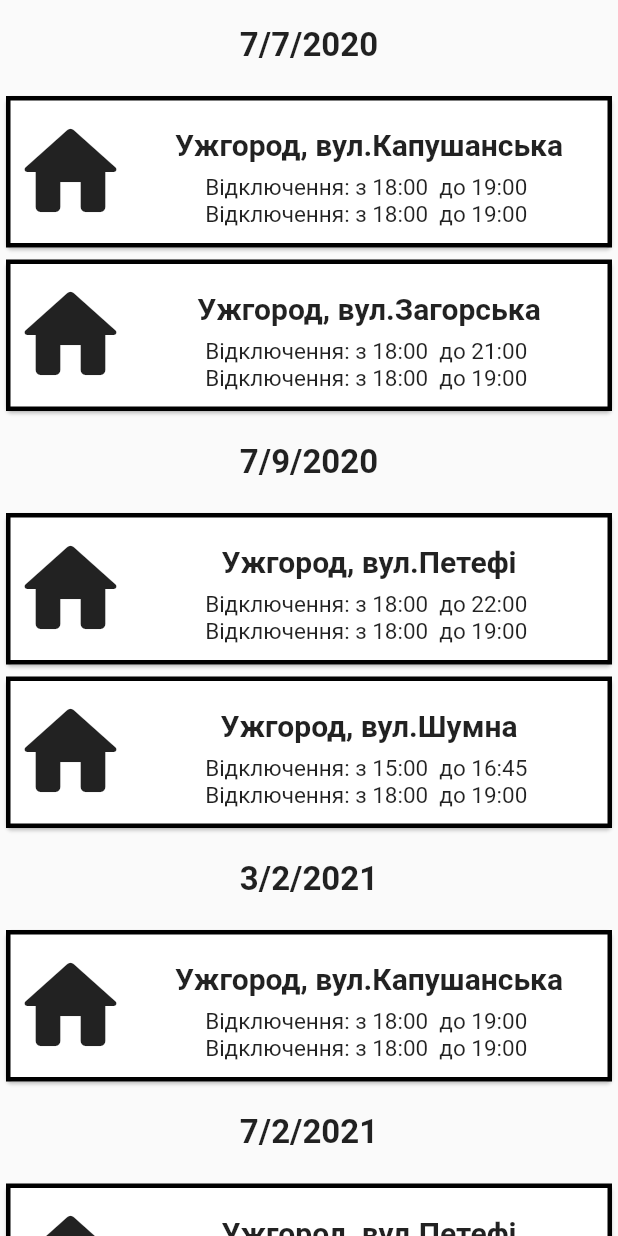
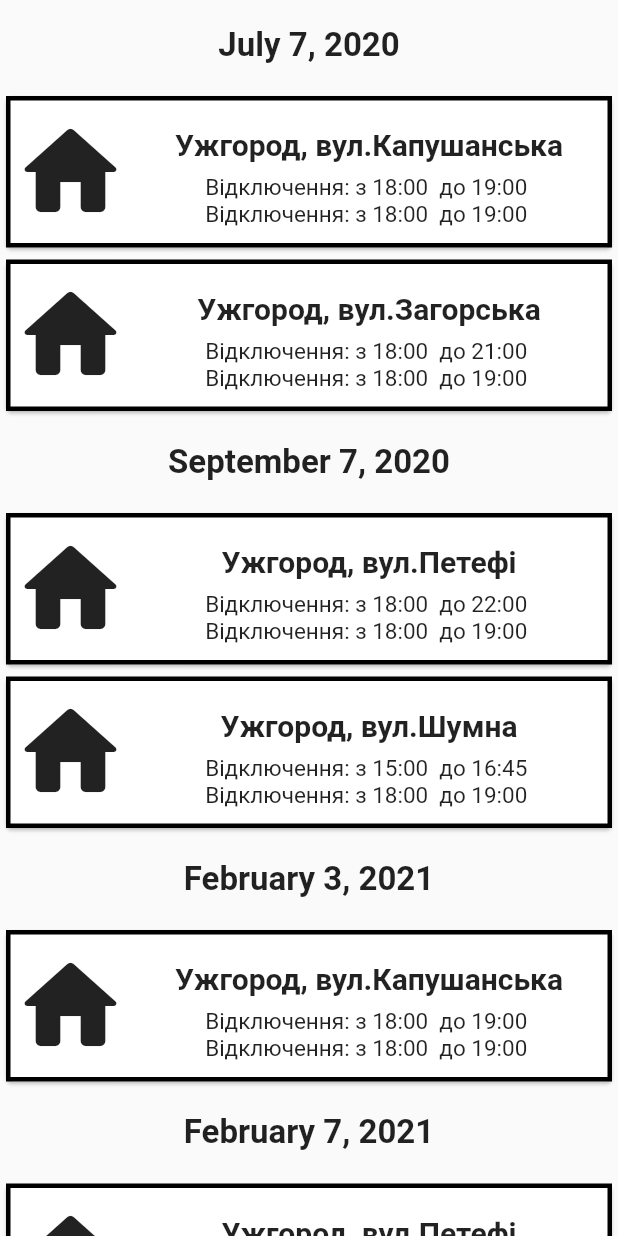
Before and after one commit to Vasajj/adress, a Flutter app: the screen it shows after launch, on a phone screen of 412 x 824 dp. Run offline on Flutter 3.47's test engine with Material 2 defaults, Android fonts, the phone set to English and light mode, and no system bars; drawn by our look-alikes of grouped_list.

Commit message:
DateFormat in english ready

```diff
--- a/lib/main.dart
+++ b/lib/main.dart
@@ -2,6 +2,7 @@ import 'dart:core';
 
 import 'package:flutter/material.dart';
 import 'package:grouped_list/grouped_list.dart';
+import 'package:intl/intl.dart';
 
 void main() {
   runApp(MyApp());
@@ -12,31 +13,31 @@ class MyApp extends StatelessWidget {
     CardModel("Ужгород", "вул.Шумна", "18:00", "19:00", "18:00", "19:00",
         (DateTime.now())),
     CardModel("Ужгород", "вул.Капушанська", "18:00", "19:00", "18:00", "19:00",
-        DateTime.utc(2020, 7, 7)),
+        DateTime(2020, 7, 7)),
     CardModel("Ужгород", "вул.Загорська", "18:00", "21:00", "18:00", "19:00",
-        DateTime.utc(2020, 7, 7)),
+        DateTime(2020, 7, 7)),
     CardModel("Ужгород", "вул.Петефі", "18:00", "22:00", "18:00", "19:00",
-        DateTime.utc(2020, 9, 7)),
+        DateTime(2020, 9, 7)),
     CardModel("Ужгород", "вул.Шумна", "15:00", "16:45", "18:00", "19:00",
-        DateTime.utc(2020, 9, 7)),
+        DateTime(2020, 9, 7)),
     CardModel("Ужгород", "вул.Петефі", "18:00", "19:00", "18:00", "19:00",
-        DateTime.utc(2020, 14, 7)),
+        DateTime(2020, 14, 7)),
     CardModel("Ужгород", "вул.Швабська", "18:00", "19:00", "18:00", "19:00",
-        DateTime.utc(2020, 14, 7)),
+        DateTime(2020, 14, 7)),
     CardModel("Ужгород", "вул.Легоцького", "18:00", "20:00", "18:00", "19:00",
-        DateTime.utc(2020, 14, 7)),
+        DateTime(2020, 14, 7)),
     CardModel("Ужгород", "вул.Шумна", "15:00", "16:30", "18:00", "19:00",
-        DateTime.utc(2020, 14, 7)),
+        DateTime(2020, 14, 7)),
     CardModel("Ужгород", "вул.Капушанська", "18:00", "19:00", "18:00", "19:00",
-        DateTime.utc(2020, 14, 3)),
+        DateTime(2020, 14, 3)),
     CardModel("Ужгород", "вул.Гагаріна", "18:00", "19:00", "18:00", "19:00",
-        DateTime.utc(2020, 15, 2)),
+        DateTime(2020, 15, 2)),
     CardModel("Ужгород", "вул.Петефі", "13:00", "19:00", "18:00", "19:00",
-        DateTime.utc(2020, 15, 2)),
+        DateTime(2020, 15, 2)),
     CardModel("Ужгород", "вул.Швабська", "18:00", "19:00", "18:00", "19:00",
-        DateTime.utc(2020, 15, 2)),
+        DateTime(2020, 15, 2)),
     CardModel("Ужгород", "вул.Загорська", "10:00", "19:00", "18:00", "19:00",
-        DateTime.utc(2020, 15, 7)),
+        DateTime(2020, 15, 7)),
   ];
 
   BoxDecoration myBoxDecoration() {
@@ -122,20 +123,22 @@ class MyApp extends StatelessWidget {
 class DateGroupSeparator extends StatelessWidget {
   final DateTime date;
   DateGroupSeparator({this.date});
-  var berlinWallFell = DateTime.utc(1989, DateTime.november, 9);
   @override
   Widget build(BuildContext context) {
     return Container(
       height: 60.0,
       child: Center(
         child: Text(
-          "${this.date.day}/${this.date.month}/${this.date.year}",
+          "${DateFormat.yMMMMd().format(date)}",
           style: TextStyle(fontSize: 22, fontWeight: FontWeight.bold),
         ),
       ),
     );
   }
 }
+
+
+
 
 class CardModel {
   final DateTime date;
```
